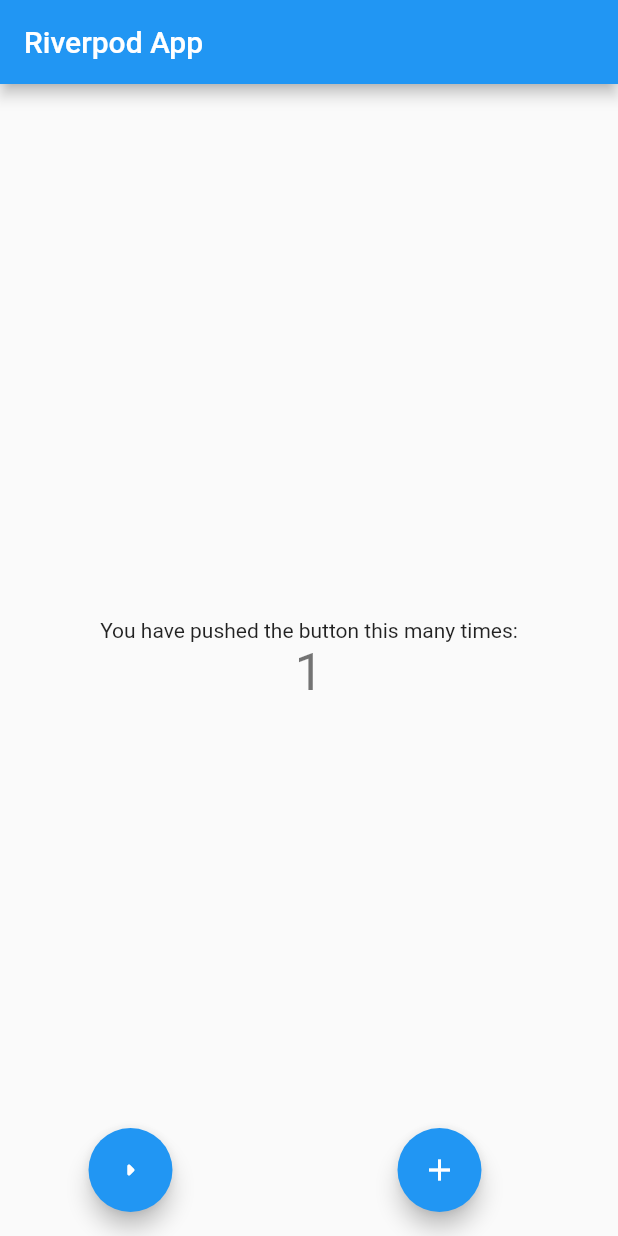
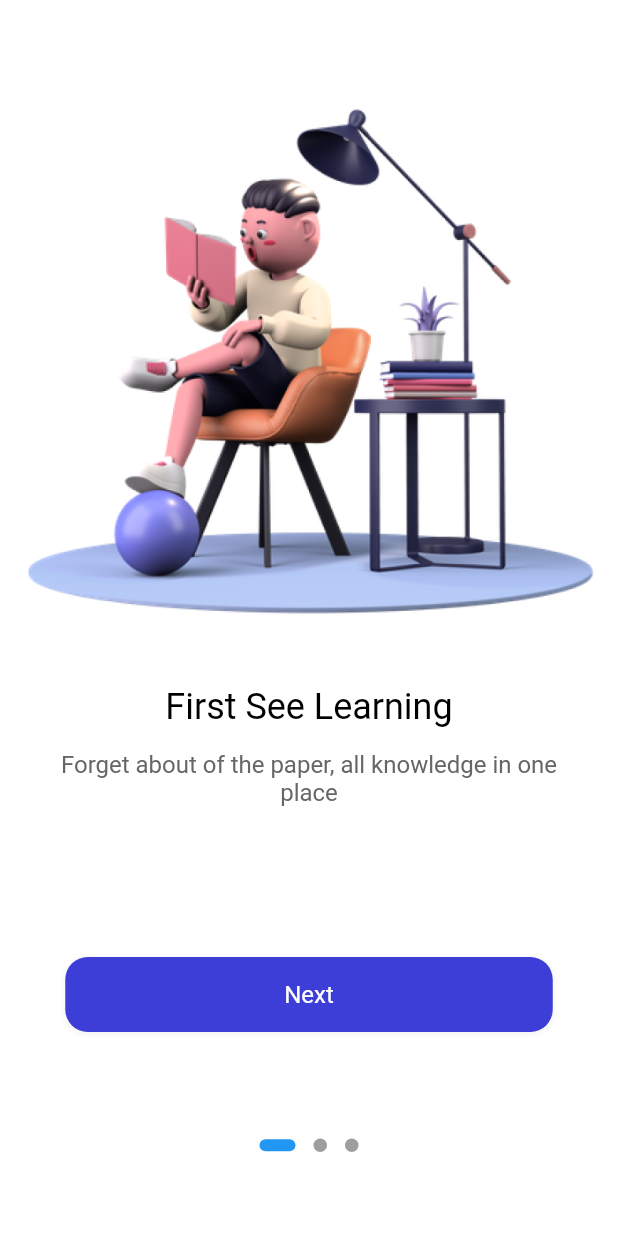
Before and after one commit to muhtar-sgk/ulearning_app, a Flutter app: the screen it shows after launch, on a phone screen of 412 x 824 dp. Run offline on Flutter 3.47's test engine with Material 2 defaults, Android fonts, the phone set to English and light mode, and no system bars; drawn by our look-alikes of dots_indicator; our stand-ins replace cloud_firestore, flutter_riverpod, riverpod_annotation; accounts and stored records are empty; generated files the repository leaves out were written again.

Commit message:
Section 2 : Welcome screen section

```diff
--- /dev/null
+++ b/lib/common/utils/app_colors.dart
@@ -0,0 +1,31 @@
+import 'dart:ui';
+
+import 'dart:ui';
+
+class AppColors {
+
+  /// white background
+  static const Color primaryBackground = Color.fromARGB(255, 255, 255, 255);
+  /// grey background
+  static const Color primarySecondaryBackground = Color.fromARGB(255, 247, 247, 249);
+  /// main widget color blue
+  static const Color primaryElement = Color.fromARGB(255, 61, 61, 216);
+  /// main text color black
+  static const Color primaryText = Color.fromARGB(255, 0, 0, 0);
+  // video backgroun color
+  static const Color primaryBg = Color.fromARGB(210, 32, 47, 62);
+  /// main widget text color white
+  static const Color primaryElementText = Color.fromARGB(255, 255, 255, 255);
+  // main widget text color grey
+  static const Color primarySecondaryElementText = Color.fromARGB(255, 102, 102, 102);
+  // main widget third color grey
+  static const Color primaryThreeElementText = Color.fromARGB(255, 170, 170, 170);
+
+  static const Color primaryFourElementText = Color.fromARGB(255, 204, 204, 204);
+  //state color
+  static const Color primaryElementStatus = Color.fromARGB(255, 88, 174, 127);
+
+  static const Color primaryElementBg = Color.fromARGB(255, 238, 121, 99);
+
+
+}
--- /dev/null
+++ b/lib/common/widgets/widgets.dart
@@ -0,0 +1,53 @@
+import 'package:flutter/material.dart';
+import 'package:ulearning_app/common/utils/app_colors.dart';
+import 'package:ulearning_app/common/widgets/app_shadow.dart';
+import 'package:ulearning_app/common/widgets/text_widgets.dart';
+
+Widget appOnboardingPage(
+  PageController controller, {
+  String imagePath = "assets/images/reading.png",
+  String title = "",
+  String subtitle = "",
+  index = 0
+}) {
+  return Column(
+    children: [
+      Image.asset(imagePath, fit: BoxFit.fitWidth),
+      Container(
+          margin: const EdgeInsets.only(top: 15),
+          child: text24Normal(text: title)),
+      Container(
+          margin: const EdgeInsets.only(top: 15),
+          padding: const EdgeInsets.only(left: 30, right: 30),
+          child: text16Normal(
+              text: subtitle)),
+      _nextButton(index, controller)
+    ],
+  );
+}
+
+Widget _nextButton(int index, PageController controller) {
+  return GestureDetector(
+    onTap: (){
+      if(index < 3) {
+        controller.animateToPage(
+          index,
+          duration: const Duration(milliseconds: 300),
+          curve: Curves.easeInOut
+        );
+      }
+    },
+    child: Container(
+      width: 325,
+      height: 50,
+      margin: const EdgeInsets.only(top: 100, left: 25, right: 25),
+      decoration: appBoxShadow(),
+      child: Center(
+        child: text16Normal(
+          text: index < 3 ? "Next" : "Get Started",
+          color: AppColors.primaryBackground
+        ),
+      ),
+    ),
+  );
+}
--- a/lib/main.dart
+++ b/lib/main.dart
@@ -1,5 +1,6 @@
 import 'package:flutter/material.dart';
 import 'package:flutter_riverpod/flutter_riverpod.dart';
+import 'package:ulearning_app/pages/welcome/welcome.dart';
 
 void main() {
   runApp(const ProviderScope(child: MyApp()));
@@ -15,7 +16,7 @@ class MyApp extends StatelessWidget {
       theme: ThemeData(
         primarySwatch: Colors.blue,
       ),
-      home: const MyHomePage(),
+      home: Welcome(),
     );
   }
 }
--- /dev/null
+++ b/lib/pages/welcome/welcome.dart
@@ -0,0 +1,84 @@
+import 'package:dots_indicator/dots_indicator.dart';
+import 'package:flutter/material.dart';
+import 'package:flutter_riverpod/flutter_riverpod.dart';
+import 'package:ulearning_app/common/utils/app_colors.dart';
+import 'package:ulearning_app/common/widgets/widgets.dart';
+import 'package:ulearning_app/pages/notifier/welcome_notifier.dart';
+
+class Welcome extends ConsumerWidget {
+  Welcome({super.key});
+
+  final PageController _controller = PageController();
+
+  @override
+  Widget build(BuildContext context, WidgetRef ref) {
+    final index = ref.watch(indexDotProvider);
+
+    return Container(
+      color: AppColors.primaryBackground,
+      child: SafeArea(
+        child: Scaffold(
+          backgroundColor: Colors.white,
+          body: Container(
+            margin: const EdgeInsets.only(top: 30),
+            child: Stack(
+              alignment: Alignment.topCenter,
+              children: [
+                // three indicators
+                PageView(
+                  controller: _controller,
+                  onPageChanged: (value) {
+                    ref.read(indexDotProvider.notifier).changeIndex(value);
+                  },
+                  scrollDirection: Axis.horizontal,
+                  children: [
+                    // first page
+                    appOnboardingPage(
+                      _controller,
+                      imagePath: "assets/images/reading.png",
+                      title: "First See Learning",
+                      subtitle: "Forget about of the paper, all knowledge in one place",
+                      index: 1
+                    ),
+                    // second page
+                    appOnboardingPage(
+                      _controller,
+                      imagePath: "assets/images/man.png",
+                      title: "Connect With Everyone",
+                      subtitle: "Always keep in touch your tutor and friends. Let's get connected",
+                      index: 2
+                    ),
+                    // third page
+                    appOnboardingPage(
+                      _controller,
+                      imagePath: "assets/images/boy.png",
+                      title: "Always Fascinated Learning",
+                      subtitle: "Anywhere, anytime. The time is at your discretion. So study wherever you can",
+                      index: 3
+                    ),
+                  ],
+                ),
+                // dots
+                Positioned(
+                  child: DotsIndicator(
+                    position: index,
+                    dotsCount: 3,
+                    mainAxisAlignment: MainAxisAlignment.center,
+                    decorator: DotsDecorator(
+                      size: const Size.square(9),
+                      activeSize: const Size(24, 8),
+                      activeShape: RoundedRectangleBorder(
+                        borderRadius: BorderRadius.circular(5)
+                      )
+                    ),
+                  ),
+                  bottom: 50
+                )
+              ],
+            ),
+          ),
+        ),
+      ),
+    );
+  }
+}
```
Also changed, not shown: lib/common/widgets/app_shadow.dart (added, +22 -0 lines), lib/common/widgets/text_widgets.dart (added, +20 -0 lines), lib/pages/notifier/welcome_notifier.dart (added, +14 -0 lines), pubspec.yaml (+8 -3 lines), lib/common/entities/base.dart (renamed from common/entities/base.dart), lib/common/entities/chat.dart (renamed from common/entities/chat.dart), lib/common/entities/chatcall.dart (renamed from common/entities/chatcall.dart), lib/common/entities/contact.dart (renamed from common/entities/contact.dart), lib/common/entities/course.dart (renamed from common/entities/course.dart), lib/common/entities/entities.dart (renamed from common/entities/entities.dart), lib/common/entities/lesson.dart (renamed from common/entities/lesson.dart), lib/common/entities/message.dart (renamed from common/entities/message.dart), lib/common/entities/msg.dart (renamed from common/entities/msg.dart), lib/common/entities/msgcontent.dart (renamed from common/entities/msgcontent.dart), 3 more files.
